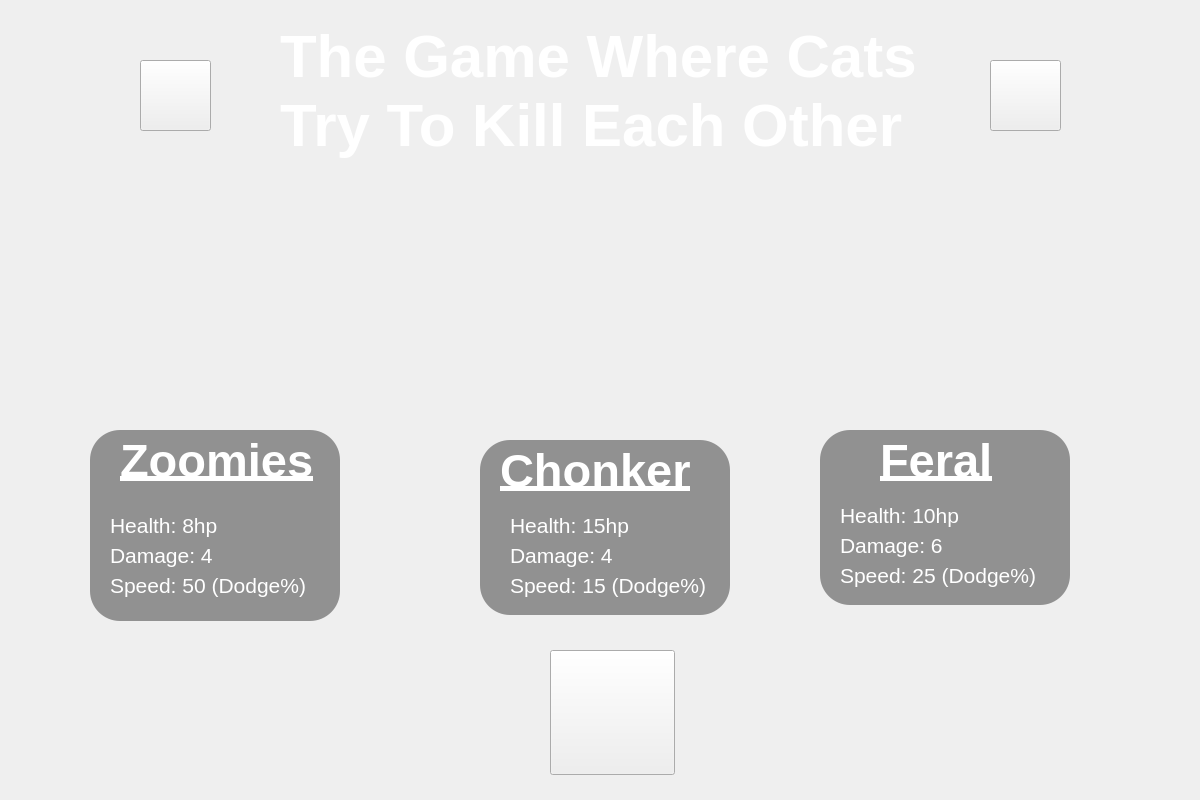
ITIFA12A25/The-game-where-cats-try-to-kill-each-other, file Client/selectionwindow.ui: the form before one commit.
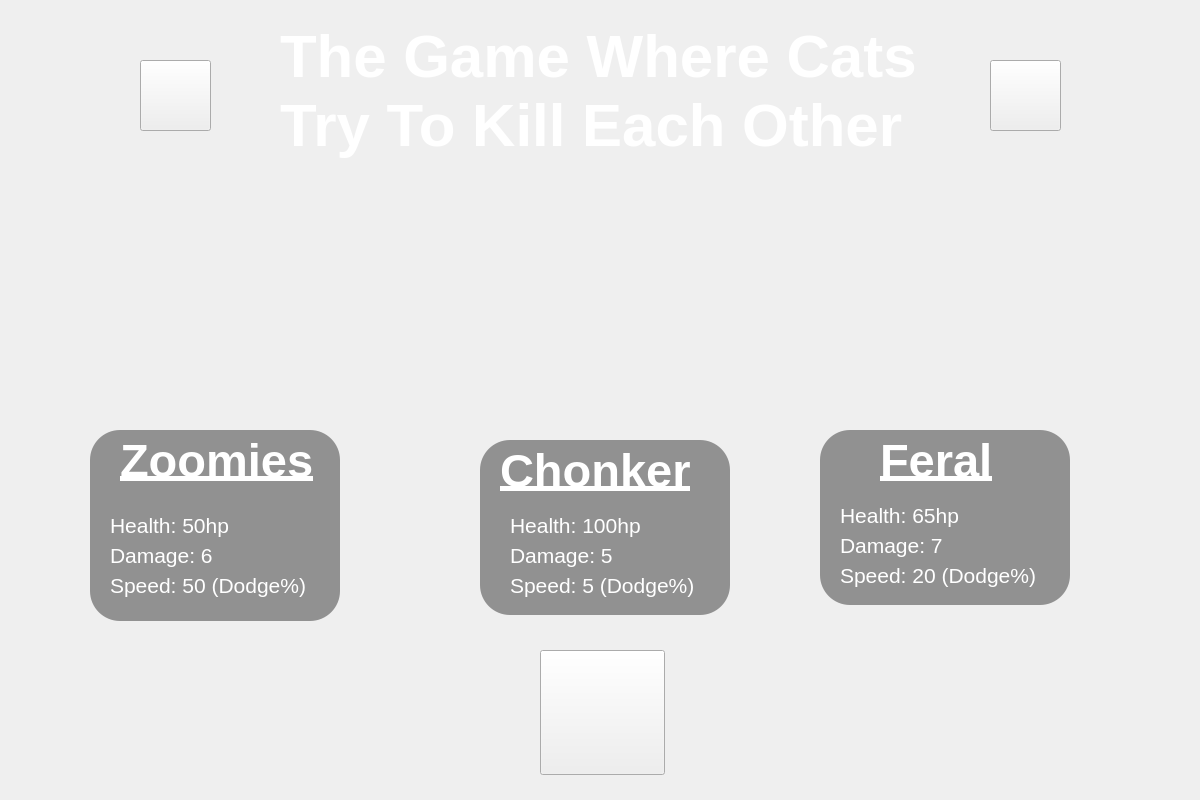
The form after the commit. Icons and pictures are not drawn.

Patch:
```diff
--- a/Client/selectionwindow.ui
+++ b/Client/selectionwindow.ui
@@ -133,9 +133,9 @@
   <widget class="QPushButton" name="pushButton_4">
    <property name="geometry">
     <rect>
-     <x>30</x>
-     <y>120</y>
-     <width>350</width>
+     <x>50</x>
+     <y>130</y>
+     <width>340</width>
      <height>350</height>
     </rect>
    </property>
@@ -161,7 +161,7 @@
    <property name="geometry">
     <rect>
      <x>780</x>
-     <y>190</y>
+     <y>130</y>
      <width>350</width>
      <height>350</height>
     </rect>
@@ -269,7 +269,7 @@
     <string notr="true">color: rgb(255, 255, 255);</string>
    </property>
    <property name="text">
-    <string>Health: 8hp</string>
+    <string>Health: 50hp</string>
    </property>
   </widget>
   <widget class="QLabel" name="label_6">
@@ -290,7 +290,7 @@
     <string notr="true">color: rgb(255, 255, 255);</string>
    </property>
    <property name="text">
-    <string>Damage: 4</string>
+    <string>Damage: 6</string>
    </property>
   </widget>
   <widget class="QLabel" name="label_7">
@@ -332,7 +332,7 @@
     <string notr="true">color: rgb(255, 255, 255);</string>
    </property>
    <property name="text">
-    <string>Speed: 15 (Dodge%)</string>
+    <string>Speed: 5 (Dodge%)</string>
    </property>
   </widget>
   <widget class="QLabel" name="label_9">
@@ -353,7 +353,7 @@
     <string notr="true">color: rgb(255, 255, 255);</string>
    </property>
    <property name="text">
-    <string>Health: 15hp</string>
+    <string>Health: 100hp</string>
    </property>
   </widget>
   <widget class="QLabel" name="label_10">
@@ -374,7 +374,7 @@
     <string notr="true">color: rgb(255, 255, 255);</string>
    </property>
    <property name="text">
-    <string>Damage: 4</string>
+    <string>Damage: 5</string>
    </property>
   </widget>
   <widget class="QLabel" name="label_11">
@@ -395,7 +395,7 @@
     <string notr="true">color: rgb(255, 255, 255);</string>
    </property>
    <property name="text">
-    <string>Speed: 25 (Dodge%)</string>
+    <string>Speed: 20 (Dodge%)</string>
    </property>
   </widget>
   <widget class="QLabel" name="label_12">
@@ -416,7 +416,7 @@
     <string notr="true">color: rgb(255, 255, 255);</string>
    </property>
    <property name="text">
-    <string>Health: 10hp</string>
+    <string>Health: 65hp</string>
    </property>
   </widget>
   <widget class="QLabel" name="label_13">
@@ -437,13 +437,13 @@
     <string notr="true">color: rgb(255, 255, 255);</string>
    </property>
    <property name="text">
-    <string>Damage: 6</string>
+    <string>Damage: 7</string>
    </property>
   </widget>
   <widget class="QPushButton" name="pushButton_6">
    <property name="geometry">
     <rect>
-     <x>550</x>
+     <x>540</x>
      <y>650</y>
      <width>125</width>
      <height>125</height>
```
Left out of the diff: 98 changed lines with no effect on the pictures.
